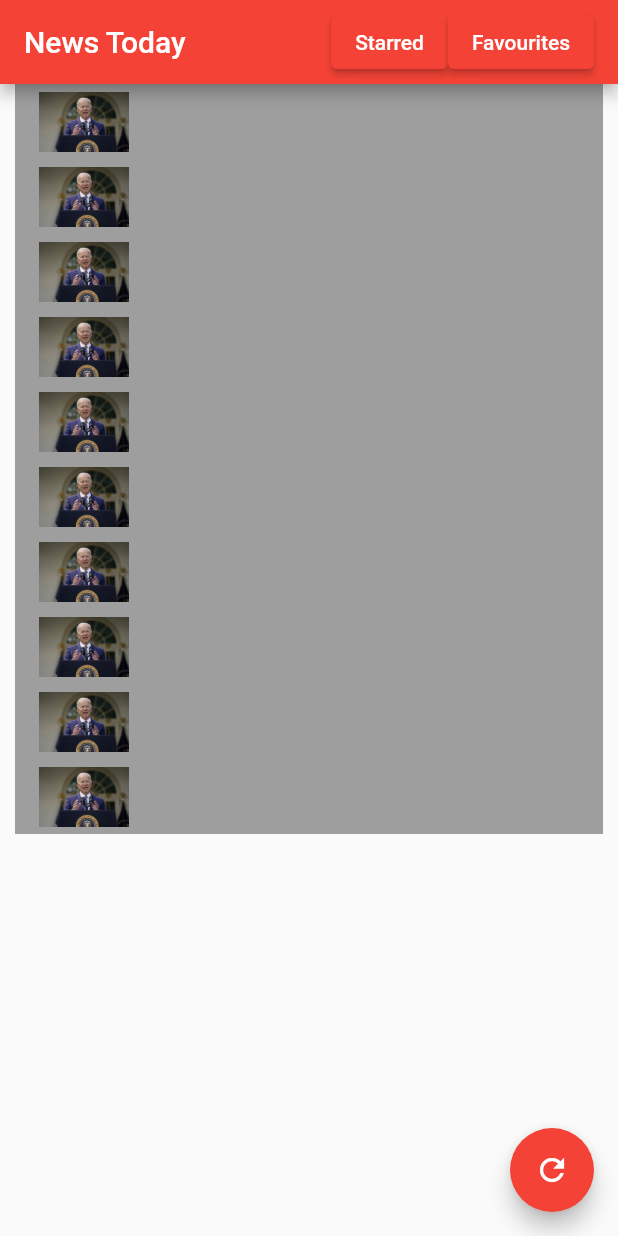
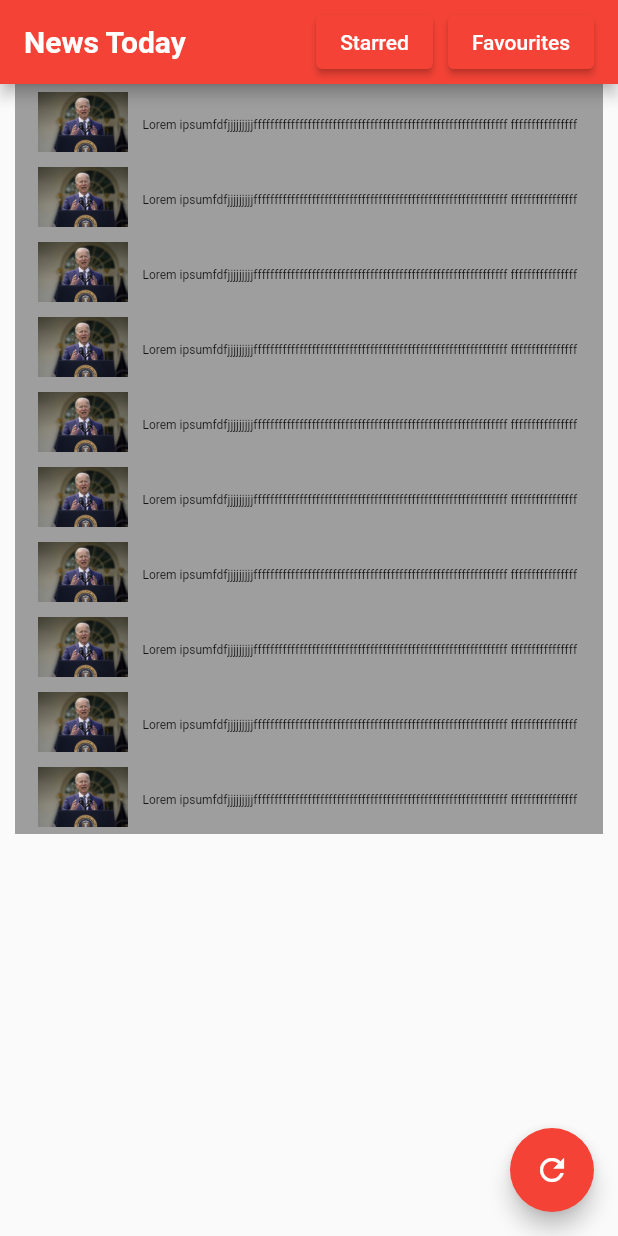
Before and after one commit to cc-dev-65535/flutter-mobile-application, a Flutter app: the screen it shows after launch, on a phone screen of 412 x 824 dp. Run offline on Flutter 3.47's test engine with Material 2 defaults, Android fonts, the phone set to English and light mode, and no system bars.

Commit message:
Work on main layout

```diff
--- a/lib/main.dart
+++ b/lib/main.dart
@@ -52,17 +52,24 @@ class _MyHomePageState extends State<MyHomePage> {
       appBar: AppBar(
         title: Row(
           mainAxisAlignment: MainAxisAlignment.spaceBetween,
-          children: <Widget>[ Text(widget.title),
+          children: <Widget>[ Text(widget.title,
+                                   style: const TextStyle(fontWeight: FontWeight.bold),
+                              ),
             Row(
               mainAxisAlignment: MainAxisAlignment.start,
               children: <Widget>[
-                ElevatedButton(
+                Container(
+                  margin: EdgeInsets.fromLTRB(0,0,10.0,0),
+                child: ElevatedButton(
                   onPressed: () => Navigator.popAndPushNamed(context, Routes.firstPage),
                   child: Text("Starred")
-                ),ElevatedButton(
+                )),
+                Container(
+                  //margin: EdgeInsets.fromLTRB(0,0,10.0,0),
+                child: ElevatedButton(
                   onPressed: () => Navigator.popAndPushNamed(context, Routes.secondPage),
                   child: Text("Favourites")
-                ),
+                )),
               ],
             ),
           ],
--- a/lib/widget/news_list.dart
+++ b/lib/widget/news_list.dart
@@ -15,13 +15,21 @@ class NewsList extends StatelessWidget {
             height: 50,
             padding: EdgeInsets.all(5.0),
             color: Colors.grey,
-            child: Container(
-              margin: EdgeInsets.fromLTRB(0, 0, 300.0, 0),
+            child: Row(
+              children: <Widget>[Container(
+                //margin: EdgeInsets.all(3.0),
                 //color: Colors.white,
                 child: Image.asset(
                   'lib/images/politico.jpg',
-                width: 10.0,
-                height: 10.0,),
+                  width: 80.0,
+                  height: 150.0,
+                ),
+              ),Container(
+                //margin: EdgeInsets.fromLTRB(5.0,0,0,0),
+                //color: Colors.white,
+                child: Expanded( child: Text("Lorem ipsumfdfjjjjjjjjjfffffffffffffffffffffffffffffffffffffffffffffffffffffffffffff ffffffffffffffff", style: TextStyle(height: 2, fontSize: 8)),)
+              ),
+            ],
           ),
         ),
       );
```
Lines whose indentation alone changed are shown as unchanged.
